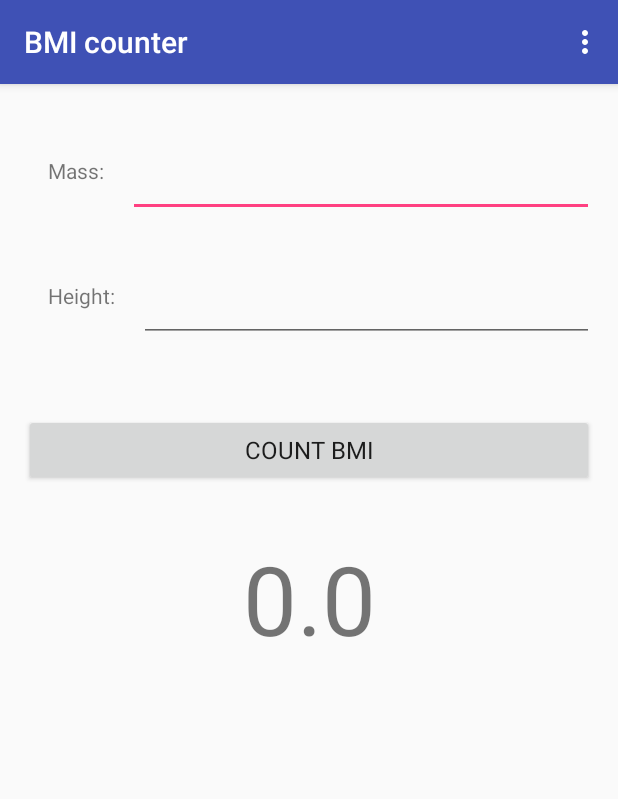
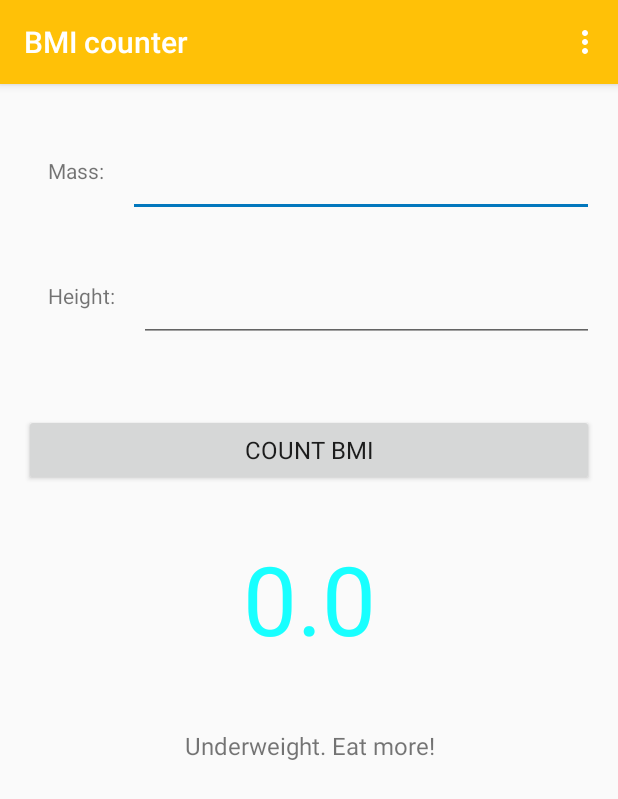
Before and after one commit to kolboch/Android-Development, an Android app: the screen it shows after launch (MainActivity), after a tap on "COUNT BMI", on a phone screen of 412 x 824 dp. Shown: the top 799 px of the screen. Run offline under Robolectric (Android 15) with nearby library versions, the phone set to English and light mode, and no system bars; 1 statement that could not run was skipped.

Commit message:
Colors, string descriptions, handling result in AnalyzerBMI

```diff
--- a/BMI calculator/app/src/main/java/bochynski/karol/bmi/AnalyzerBMI.java
+++ b/BMI calculator/app/src/main/java/bochynski/karol/bmi/AnalyzerBMI.java
@@ -1,6 +1,4 @@
 package bochynski.karol.bmi;
-
-import android.graphics.Color;
 
 /**
  * Created by Karol on 2017-03-23.
@@ -8,11 +6,49 @@ import android.graphics.Color;
 
 public class AnalyzerBMI {
 
-    public static String getDescription(float BMIresult){
-        return null;
+    /**
+     * @return String - description for given BMI result
+     */
+    public static int getDescriptionResource(float BMIresult){
+        int description;
+        if(BMIresult < 18.5){
+            description = R.string.bmi_result_underweight;
+        }
+        else if(BMIresult < 25){
+            description = R.string.bmi_result_healthy;
+        }
+        else if(BMIresult < 30){
+            description = R.string.bmi_result_overweight;
+        }
+        else if(BMIresult < 40){
+            description = R.string.bmi_result_severely_obese;
+        }
+        else{
+            description = R.string.bmi_result_morbidly_obese;
+        }
+        return description;
     }
 
-    public static Color getColorForResult(float BMIresult){
-        return null;
+    /**
+     * @return int - resource of color for given bmi result
+     */
+    public static int getColorResourceForResult(float BMIresult){
+        int resultColor;
+        if(BMIresult < 18.5){
+            resultColor = R.color.bmi_result_underweight;
+        }
+        else if(BMIresult < 25){
+            resultColor = R.color.bmi_result_healthy;
+        }
+        else if(BMIresult < 30){
+            resultColor = R.color.bmi_result_overweight;
+        }
+        else if(BMIresult < 40){
+            resultColor = R.color.bmi_result_severely_obese;
+        }
+        else{
+            resultColor = R.color.bmi_result_morbidly_obese;
+        }
+        return resultColor;
     }
 }
--- a/BMI calculator/app/src/main/java/bochynski/karol/bmi/MainActivity.java
+++ b/BMI calculator/app/src/main/java/bochynski/karol/bmi/MainActivity.java
@@ -3,6 +3,7 @@ package bochynski.karol.bmi;
 import android.os.Bundle;
 import android.support.v4.app.Fragment;
 import android.support.v4.app.FragmentTransaction;
+import android.support.v4.content.ContextCompat;
 import android.support.v7.app.AppCompatActivity;
 import android.view.Menu;
 import android.view.MenuInflater;
@@ -131,6 +132,9 @@ public class MainActivity extends AppCompatActivity {
 
     private void setResultsBMI(float result) {
         resultBMI.setText("" + result);
-        //TODO call Analyzer for description and color of result
+        int BMIdescription = AnalyzerBMI.getDescriptionResource(result);
+        int color = AnalyzerBMI.getColorResourceForResult(result);
+        resultBMI.setTextColor(ContextCompat.getColor(this, color));
+        resultBMIdescription.setText(BMIdescription);
     }
 }
--- a/BMI calculator/app/src/main/res/values/colors.xml
+++ b/BMI calculator/app/src/main/res/values/colors.xml
@@ -1,6 +1,15 @@
 <?xml version="1.0" encoding="utf-8"?>
 <resources>
-    <color name="colorPrimary">#3F51B5</color>
-    <color name="colorPrimaryDark">#303F9F</color>
-    <color name="colorAccent">#FF4081</color>
+    <color name="colorPrimary">#FFC107</color>
+    <color name="colorPrimaryDark">#FFA000</color>
+    <color name="colorAccent">#0277BD</color>
+
+    <!-- bmi results colors -->
+    <color name="bmi_result_underweight">#18FFFF</color>
+    <color name="bmi_result_healthy">#76FF03</color>
+    <color name="bmi_result_overweight">#FFCA28</color>
+    <color name="bmi_result_obese">#F44336</color>
+    <color name="bmi_result_severely_obese">#E91E63</color>
+    <color name="bmi_result_morbidly_obese">#212121</color>
+
 </resources>
--- a/BMI calculator/app/src/main/res/values/strings.xml
+++ b/BMI calculator/app/src/main/res/values/strings.xml
@@ -13,9 +13,11 @@
     <string name="height_inches_textView">in:</string>
 
     <!-- bmi results descriptions -->
-    <string name="bmi_result_fatty">Too fat my friend...</string>
-    <string name="bmi_result_skinny">Too skinny my friend...</string>
-    <string name="bmi_result_alright">You are perfect!</string>
+    <string name="bmi_result_underweight">Underweight. Eat more!</string>
+    <string name="bmi_result_healthy">Healthy! :D</string>
+    <string name="bmi_result_overweight">Overweight. Eat less!</string>
+    <string name="bmi_result_severely_obese">Obese.</string>
+    <string name="bmi_result_morbidly_obese">Clinically obese.</string>
 
     <!-- string for menu values -->
     <string name="units_kg_m">metric</string>
```
